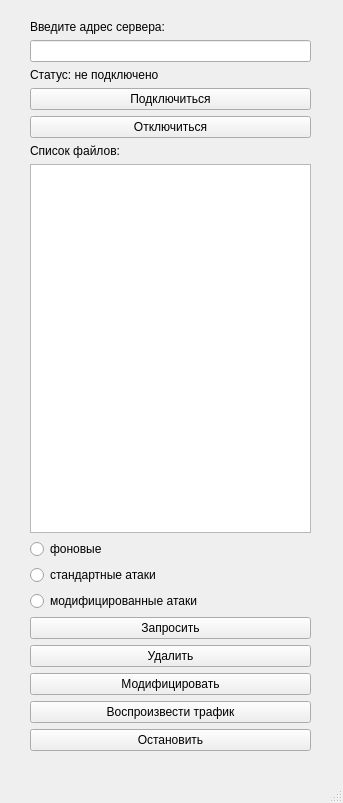
This is pythonProject4/untitled.ui in polly-klark/coliseum as Qt 5 draws it before an edit. The edited form follows.
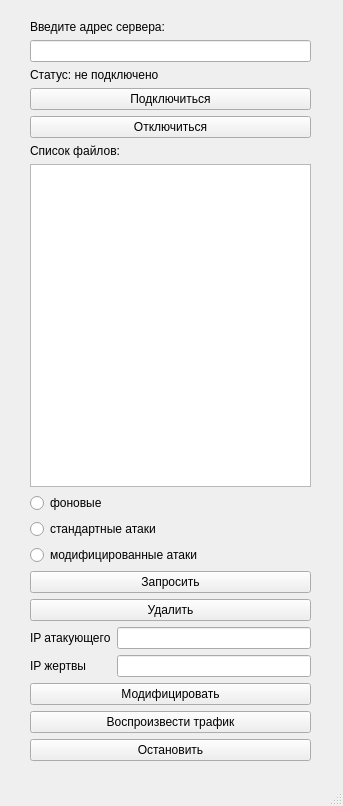
This is the edited form.

```diff
--- a/pythonProject4/untitled.ui
+++ b/pythonProject4/untitled.ui
@@ -7,7 +7,7 @@
     <x>0</x>
     <y>0</y>
     <width>343</width>
-    <height>803</height>
+    <height>806</height>
    </rect>
   </property>
   <property name="windowTitle">
@@ -20,7 +20,7 @@
       <x>30</x>
       <y>20</y>
       <width>281</width>
-      <height>731</height>
+      <height>741</height>
      </rect>
     </property>
     <layout class="QVBoxLayout" name="verticalLayout_2">
@@ -104,6 +104,38 @@
        </property>
       </widget>
      </item>
+     <item>
+      <layout class="QHBoxLayout" name="horizontalLayout">
+       <item>
+        <layout class="QVBoxLayout" name="verticalLayout_4">
+         <item>
+          <widget class="QLabel" name="label_4">
+           <property name="text">
+            <string>IP атакующего</string>
+           </property>
+          </widget>
+         </item>
+         <item>
+          <widget class="QLabel" name="label_5">
+           <property name="text">
+            <string>IP жертвы</string>
+           </property>
+          </widget>
+         </item>
+        </layout>
+       </item>
+       <item>
+        <layout class="QVBoxLayout" name="verticalLayout_3">
+         <item>
+          <widget class="QLineEdit" name="lineEdit_2"/>
+         </item>
+         <item>
+          <widget class="QLineEdit" name="lineEdit_3"/>
+         </item>
+        </layout>
+       </item>
+      </layout>
+     </item>
      <item>
       <widget class="QPushButton" name="pushButton_4">
        <property name="text">
```
Left out of the diff: 2 changed lines with no effect on the pictures.
